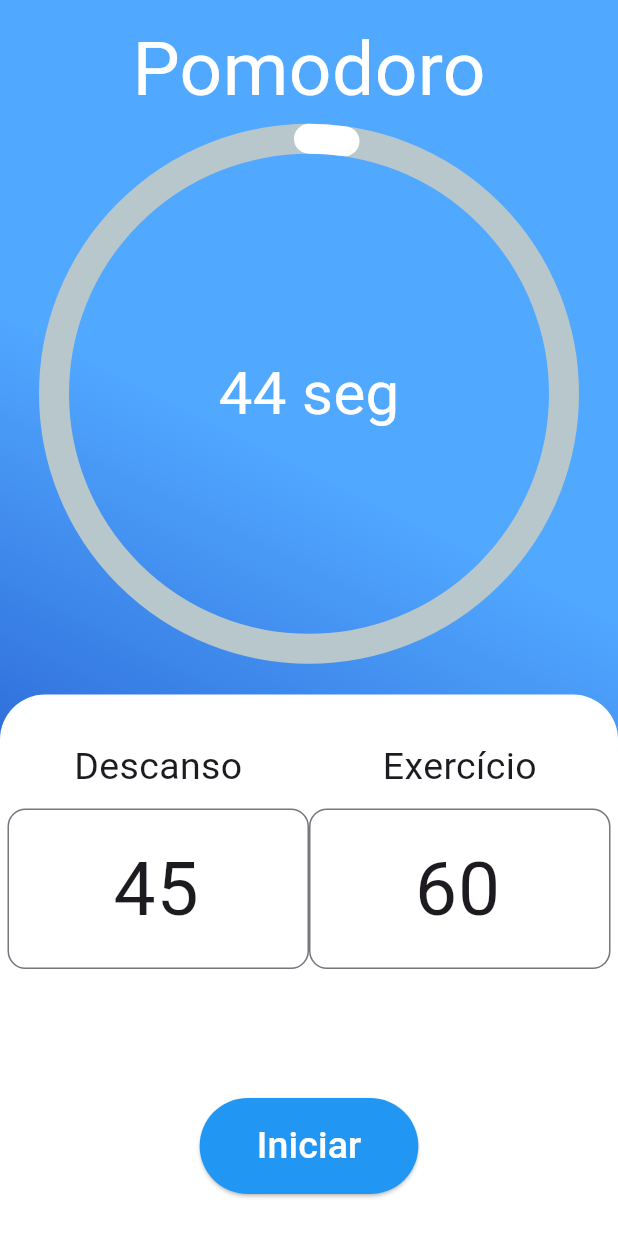
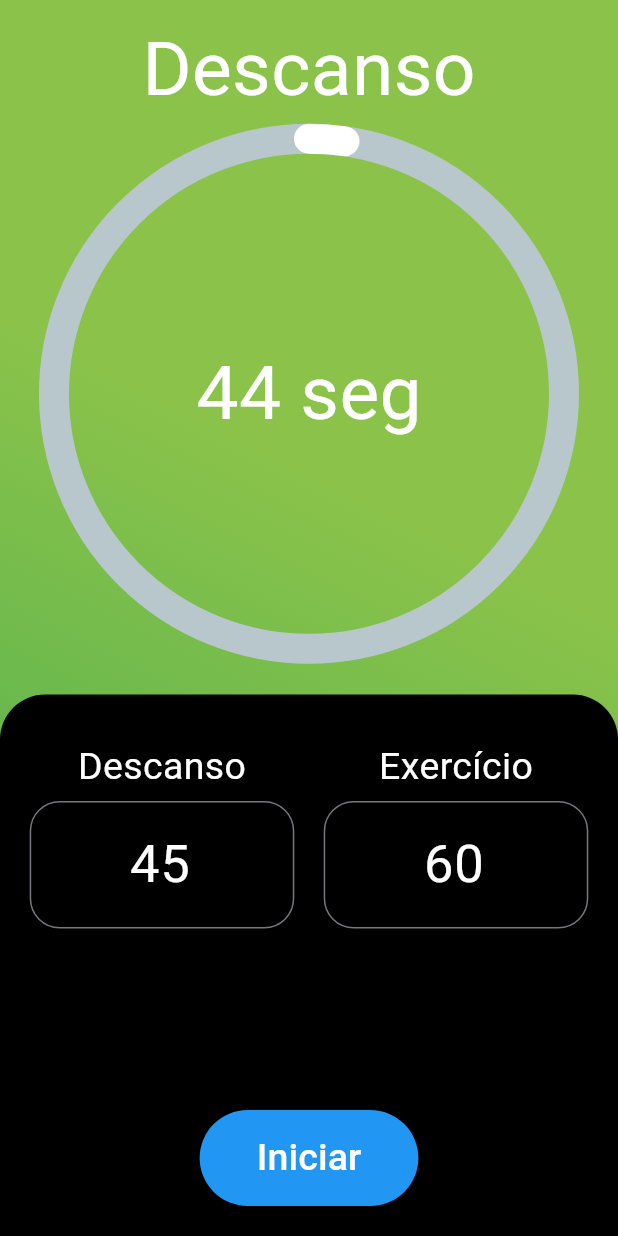
Before and after one commit to EduardTeixeira/flutter_relogio, a Flutter app: the screen it shows after launch, after a tap on "Iniciar", on a phone screen of 412 x 824 dp. Run offline on Flutter 3.47's test engine with Material 3 defaults, Android fonts, the phone set to English and light mode, and no system bars; drawn by our look-alikes of percent_indicator.

Commit message:
melhoria nos widgets e nos textos do app

```diff
--- a/lib/main.dart
+++ b/lib/main.dart
@@ -1,6 +1,7 @@
 import 'dart:async';
 import 'package:flutter/material.dart';
 import 'package:flutter_relogio/widgets/input.widget.dart';
+import 'package:flutter_relogio/widgets/text-info.widget.dart';
 import 'package:percent_indicator/circular_percent_indicator.dart';
 
 void main() => runApp(
@@ -14,26 +15,34 @@ class CountDownTimer extends StatefulWidget {
 }
 
 class CountDownTimerState extends State<CountDownTimer> {
+  LinearGradient backgroundColor = LinearGradient(
+    colors: [Color(0xFF1542BF), Color(0xFF51A8FF)],
+    begin: FractionalOffset(0.5, 1),
+  );
+  String centralText = "Pomodoro";
   final TextEditingController exerciseCtrl = TextEditingController(text: "60");
   final TextEditingController restCtrl = TextEditingController(text: "45");
-
-  late Timer timer;
+  Timer? timer;
   bool timeToRest = true;
   int timeSeconds = 0;
-
   final double maxPercent = 1.0;
   double percent = 0.0;
   double slicePercent = 0.0;
 
-  void startTimer() {
+  void startTimer(bool isStart) {
+    if (timer != null && timer!.isActive) {
+      timer!.cancel();
+    }
+    if (isStart) {
+      timeToRest = true;
+    }
     setTimeSeconds();
-    timer = Timer.periodic(Duration(seconds: 1), (timer) {
+    timer = Timer.periodic(const Duration(seconds: 1), (timer) {
       setState(() {
         if (timeSeconds > 0) {
           timeSeconds--;
           calculatePercent();
         } else {
-          timeToRest = !timeToRest;
           nextTimer();
         }
       });
@@ -43,10 +52,21 @@ class CountDownTimerState extends State<CountDownTimer> {
   void setTimeSeconds() {
     if (timeToRest) {
       timeSeconds = int.parse(restCtrl.text);
+      backgroundColor = LinearGradient(
+        colors: [Colors.green, Colors.lightGreen],
+        begin: FractionalOffset(0.5, 1),
+      );
+      centralText = "Descanso";
     } else {
       timeSeconds = int.parse(exerciseCtrl.text);
+      backgroundColor = LinearGradient(
+        colors: [Colors.red, Colors.orange],
+        begin: FractionalOffset(0.5, 1),
+      );
+      centralText = "Exercício";
     }
     slicePercent = maxPercent / timeSeconds;
+    percent = 0.0;
   }
 
   void calculatePercent() {
@@ -59,7 +79,7 @@ class CountDownTimerState extends State<CountDownTimer> {
   }
 
   void nextTimer() {
-    percent = 0.0;
+    timeToRest = !timeToRest;
     setTimeSeconds();
   }
 
@@ -67,14 +87,9 @@ class CountDownTimerState extends State<CountDownTimer> {
   Widget build(BuildContext context) {
     return SafeArea(
       child: Scaffold(
-        backgroundColor: Colors.white,
+        backgroundColor: Colors.black,
         body: Container(
-          decoration: BoxDecoration(
-            gradient: LinearGradient(
-              colors: [Color(0xFF1542BF), Color(0xFF51A8FF)],
-              begin: FractionalOffset(0.5, 1),
-            ),
-          ),
+          decoration: BoxDecoration(gradient: backgroundColor),
           width: double.infinity,
           child: Column(
             mainAxisAlignment: MainAxisAlignment.start,
@@ -82,35 +97,27 @@ class CountDownTimerState extends State<CountDownTimer> {
             children: <Widget>[
               Padding(
                 padding: const EdgeInsets.only(top: 10.0),
-                child: Text(
-                  "Pomodoro",
-                  style: TextStyle(color: Colors.white, fontSize: 50.0),
-                ),
+                child: TextInfo(label: centralText, fontSize: 50.0),
               ),
               Expanded(
                 child: CircularPercentIndicator(
                   percent: percent,
                   animation: true,
+                  animateFromLastPercent: true,
+                  reverse: false,
                   lineWidth: 20.0,
                   circularStrokeCap: CircularStrokeCap.round,
-                  reverse: false,
-                  animateFromLastPercent: true,
                   radius: 180.0,
                   progressColor: Colors.white,
-                  center: Text(
-                    "$timeSeconds seg",
-                    style: TextStyle(color: Colors.white, fontSize: 40.0),
-                  ),
+                  center: TextInfo(label: "$timeSeconds seg", fontSize: 50.0),
                 ),
               ),
-
               SizedBox(height: 20.0),
-
               Expanded(
                 child: Container(
                   width: double.infinity,
                   decoration: BoxDecoration(
-                    color: Colors.white,
+                    color: Colors.black,
                     borderRadius: BorderRadius.only(
                       topLeft: Radius.circular(30.0),
                       topRight: Radius.circular(30.0),
@@ -119,8 +126,9 @@ class CountDownTimerState extends State<CountDownTimer> {
                   child: Padding(
                     padding: const EdgeInsets.only(
                       top: 30.0,
-                      left: 5.0,
-                      right: 5.0,
+                      left: 10.0,
+                      right: 10.0,
+                      bottom: 10.0,
                     ),
                     child: Column(
                       children: <Widget>[
@@ -130,11 +138,8 @@ class CountDownTimerState extends State<CountDownTimer> {
                               Expanded(
                                 child: Column(
                                   children: <Widget>[
-                                    Text(
-                                      "Descanso",
-                                      style: TextStyle(fontSize: 25.0),
-                                    ),
-                                    SizedBox(height: 10.0),
+                                    TextInfo(label: "Descanso", fontSize: 25.0),
+                                    SizedBox(height: 5.0),
                                     Input(ctrl: restCtrl),
                                   ],
                                 ),
@@ -142,11 +147,11 @@ class CountDownTimerState extends State<CountDownTimer> {
                               Expanded(
                                 child: Column(
                                   children: <Widget>[
-                                    Text(
-                                      "Exercício",
-                                      style: TextStyle(fontSize: 25.0),
+                                    TextInfo(
+                                      label: "Exercício",
+                                      fontSize: 25.0,
                                     ),
-                                    SizedBox(height: 10.0),
+                                    SizedBox(height: 5.0),
                                     Input(ctrl: exerciseCtrl),
                                   ],
                                 ),
@@ -155,21 +160,17 @@ class CountDownTimerState extends State<CountDownTimer> {
                           ),
                         ),
                         Padding(
-                          padding: EdgeInsets.symmetric(vertical: 28.0),
+                          padding: EdgeInsets.symmetric(vertical: 10.0),
                           child: ElevatedButton(
                             style: ElevatedButton.styleFrom(
                               backgroundColor: Colors.blue,
                             ),
-                            onPressed: startTimer,
+                            onPressed: () {
+                              startTimer(true);
+                            },
                             child: Padding(
                               padding: EdgeInsets.all(14.0),
-                              child: Text(
-                                "Iniciar",
-                                style: TextStyle(
-                                  color: Colors.white,
-                                  fontSize: 25.0,
-                                ),
-                              ),
+                              child: TextInfo(label: "Iniciar", fontSize: 25.0),
                             ),
                           ),
                         ),
--- a/lib/widgets/input.widget.dart
+++ b/lib/widgets/input.widget.dart
@@ -2,31 +2,32 @@ import 'package:flutter/material.dart';
 import 'package:flutter/services.dart';
 
 class Input extends StatelessWidget {
-  var ctrl = TextEditingController();
+  final TextEditingController ctrl;
 
-  Input({super.key, required this.ctrl});
+  const Input({super.key, required this.ctrl});
 
   @override
   Widget build(BuildContext context) {
-    return TextField(
+    return FractionallySizedBox(
+      widthFactor: 0.9,
+      alignment: FractionalOffset.center,
+      child: TextField(
         controller: ctrl,
         keyboardType: TextInputType.number,
         textAlign: TextAlign.center,
-      style: TextStyle(fontSize: 50),
+        style: TextStyle(color: Colors.white, fontSize: 35),
         inputFormatters: <TextInputFormatter>[
           FilteringTextInputFormatter.digitsOnly,
         ],
         decoration: InputDecoration(
           border: OutlineInputBorder(
-          borderRadius: BorderRadius.circular(12.0), // Bordas arredondadas
-          borderSide: BorderSide(
-            color: Colors.blue, // Cor da borda
-            width: 2.0, // Largura da borda
-          ),
+            borderRadius: BorderRadius.circular(20.0),
+            borderSide: BorderSide(color: Colors.blueGrey, width: 2.0),
           ),
           focusedBorder: OutlineInputBorder(
-          borderRadius: BorderRadius.circular(12.0),
+            borderRadius: BorderRadius.circular(20.0),
             borderSide: BorderSide(color: Colors.green, width: 2.0),
+          ),
         ),
       ),
     );
--- /dev/null
+++ b/lib/widgets/text-info.widget.dart
@@ -0,0 +1,16 @@
+import 'package:flutter/material.dart';
+
+class TextInfo extends StatelessWidget {
+  final String label;
+  final double fontSize;
+
+  const TextInfo({super.key, required this.label, required this.fontSize});
+
+  @override
+  Widget build(BuildContext context) {
+    return Text(
+      label,
+      style: TextStyle(color: Colors.white, fontSize: fontSize),
+    );
+  }
+}
```
Lines whose indentation alone changed are shown as unchanged.
